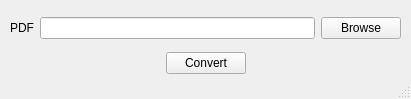
Old version of the form src/main/python/gui/main.ui in the repository P1zz4br0etch3n/pdf2pro6x.
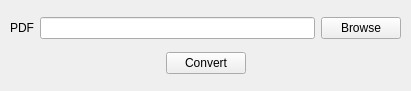
New version of the form.

Commit message: make window not resizable and remove unused status bar

Patch:
```diff
--- a/src/main/python/gui/main.ui
+++ b/src/main/python/gui/main.ui
@@ -7,12 +7,39 @@
     <x>0</x>
     <y>0</y>
     <width>411</width>
-    <height>99</height>
+    <height>91</height>
    </rect>
   </property>
+  <property name="minimumSize">
+   <size>
+    <width>411</width>
+    <height>91</height>
+   </size>
+  </property>
+  <property name="maximumSize">
+   <size>
+    <width>411</width>
+    <height>91</height>
+   </size>
+  </property>
   <property name="windowTitle">
    <string>pdf2pro6x</string>
   </property>
+  <property name="autoFillBackground">
+   <bool>false</bool>
+  </property>
+  <property name="iconSize">
+   <size>
+    <width>24</width>
+    <height>24</height>
+   </size>
+  </property>
+  <property name="animated">
+   <bool>true</bool>
+  </property>
+  <property name="documentMode">
+   <bool>false</bool>
+  </property>
   <widget class="QWidget" name="centralwidget">
    <widget class="QWidget" name="verticalLayoutWidget">
     <property name="geometry">
@@ -85,7 +112,6 @@
     </layout>
    </widget>
   </widget>
-  <widget class="QStatusBar" name="statusbar"/>
  </widget>
  <resources/>
  <connections>
```
The commit also changes 1 other file.
